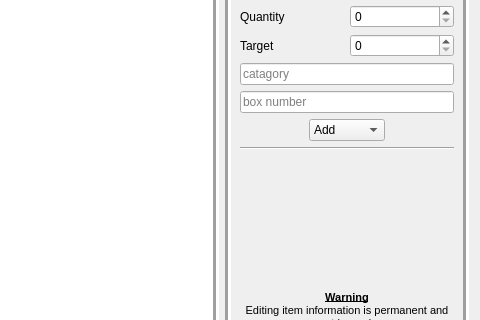
rbaker26/BigBlueBox, file src/reportsView.ui: the form before one commit; both pictures show x 688 to 1168 and y 173 to 493 of the 1168 by 615 pixel window.
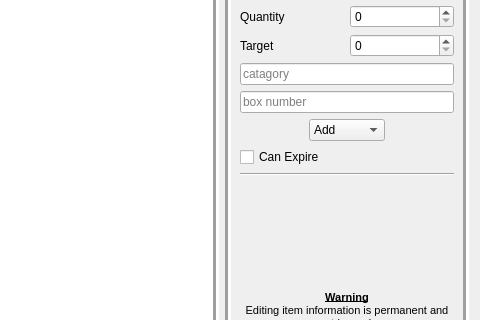
The form after the commit. The open tabs and pages were chosen to show the change.

Commit message: fixed db connect and reports ui

Patch:
```diff
--- a/src/reportsView.ui
+++ b/src/reportsView.ui
@@ -503,6 +503,13 @@
                </item>
               </layout>
              </item>
+             <item>
+              <widget class="QCheckBox" name="checkBox_canExpireNew">
+               <property name="text">
+                <string>Can Expire</string>
+               </property>
+              </widget>
+             </item>
              <item>
               <widget class="Line" name="line_2">
                <property name="orientation">
```
Left out of the diff: 2 changed lines with no effect on the pictures. The commit also changes 6 other files.
